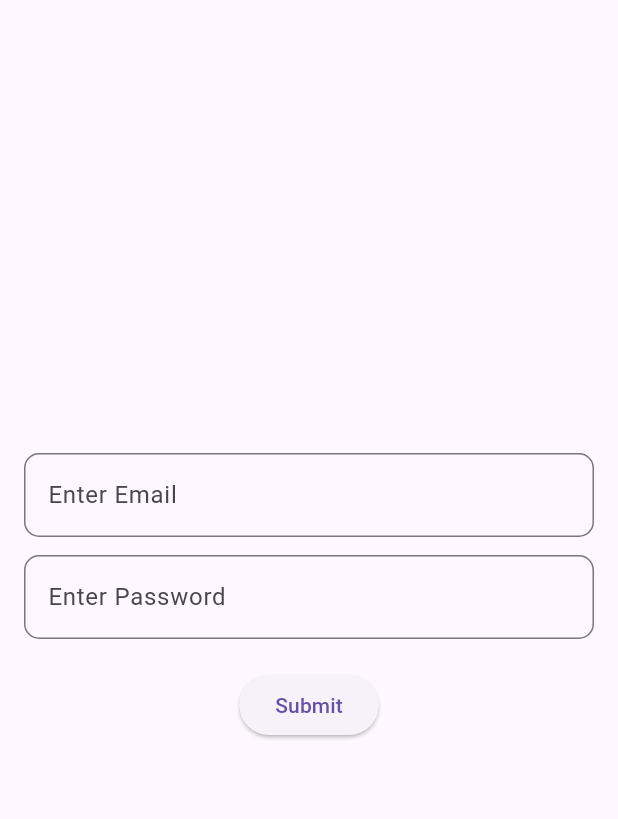
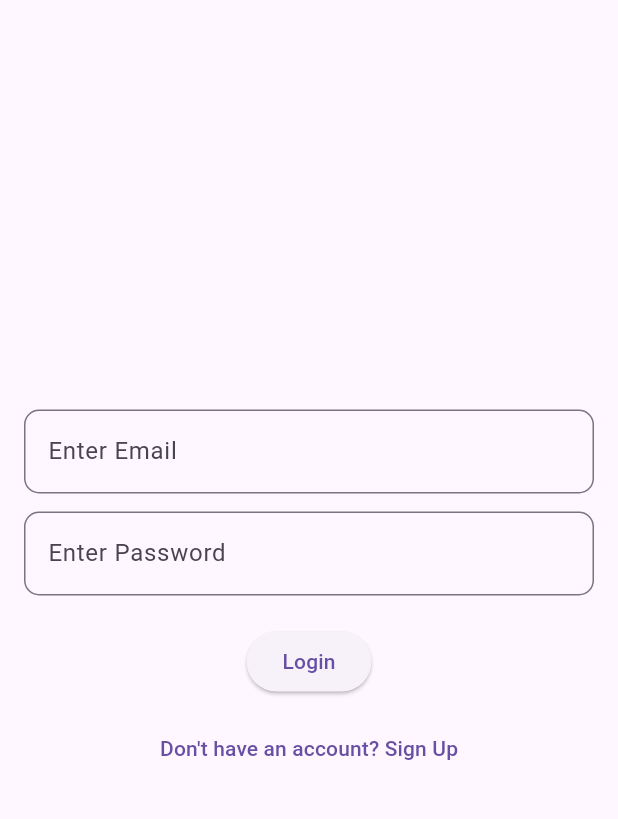
Before and after one commit to ishan941/provider_prac, a Flutter app: the LoginPage screen opened directly, on a phone screen of 412 x 824 dp, the part 63-882 px from its top. Run offline on Flutter 3.47's test engine with Material 3 defaults, Android fonts, the phone set to English and light mode, and no system bars; our stand-ins replace firebase_auth, firebase_core; accounts and stored records are empty.

Commit message:
Enhance LoginPage with navigation to HomePage and SignupPage

```diff
--- a/lib/login/login_page.dart
+++ b/lib/login/login_page.dart
@@ -1,6 +1,8 @@
 import 'package:flutter/material.dart';
 import 'package:prov/enum.dart';
 import 'package:prov/login/login_provider.dart';
+import 'package:prov/home_page.dart';
+import 'package:prov/login/signup_page.dart';
 import 'package:prov/widgets/custom_text_form_field.dart';
 import 'package:provider/provider.dart';
 
@@ -49,8 +51,10 @@ class _LoginPageState extends State<LoginPage> {
                   behavior: SnackBarBehavior.floating,
                 ),
               );
-              // Example navigation
-              // Navigator.pushReplacementNamed(context, "/home");
+
+              // Navigate to home page after successful login
+              Navigator.pushReplacement(context,
+                  MaterialPageRoute(builder: (context) => const HomePage()));
               loginProvider.reset();
             });
           }
@@ -77,7 +81,18 @@ class _LoginPageState extends State<LoginPage> {
                     onPressed: () {
                       loginProvider.login();
                     },
-                    child: const Text("Submit"),
+                    child: const Text("Login"),
+                  ),
+                  const SizedBox(height: 10),
+                  TextButton(
+                    onPressed: () {
+                      Navigator.push(
+                        context,
+                        MaterialPageRoute(
+                            builder: (context) => const SignupPage()),
+                      );
+                    },
+                    child: const Text("Don't have an account? Sign Up"),
                   ),
                 ],
               ),
```
